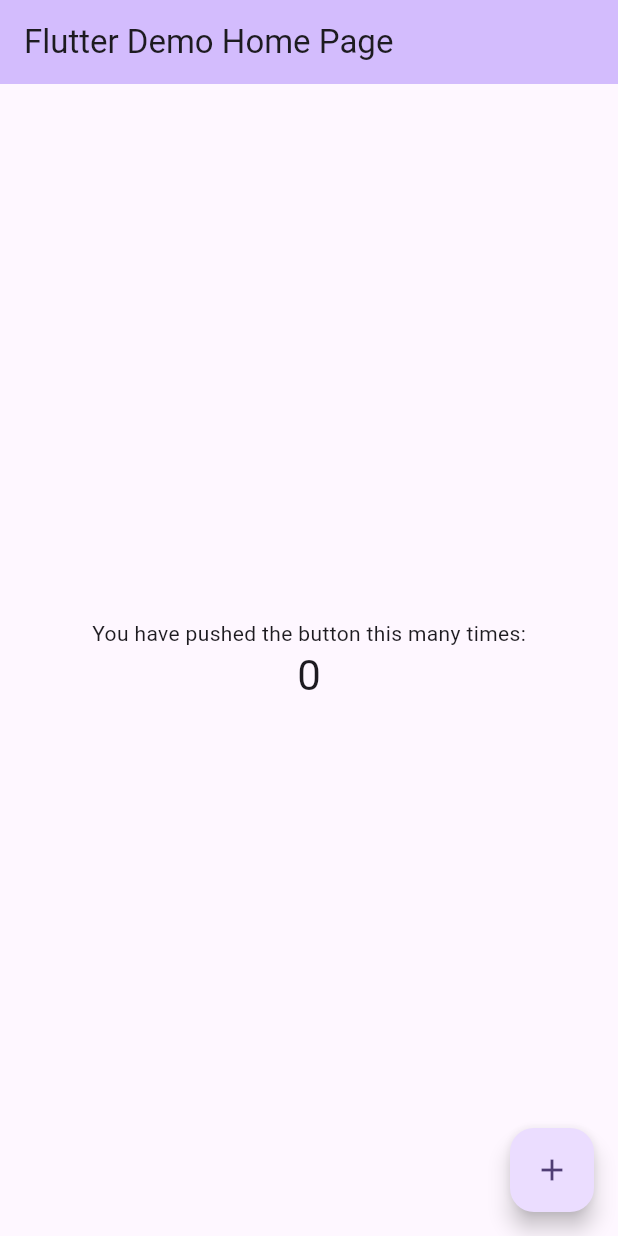
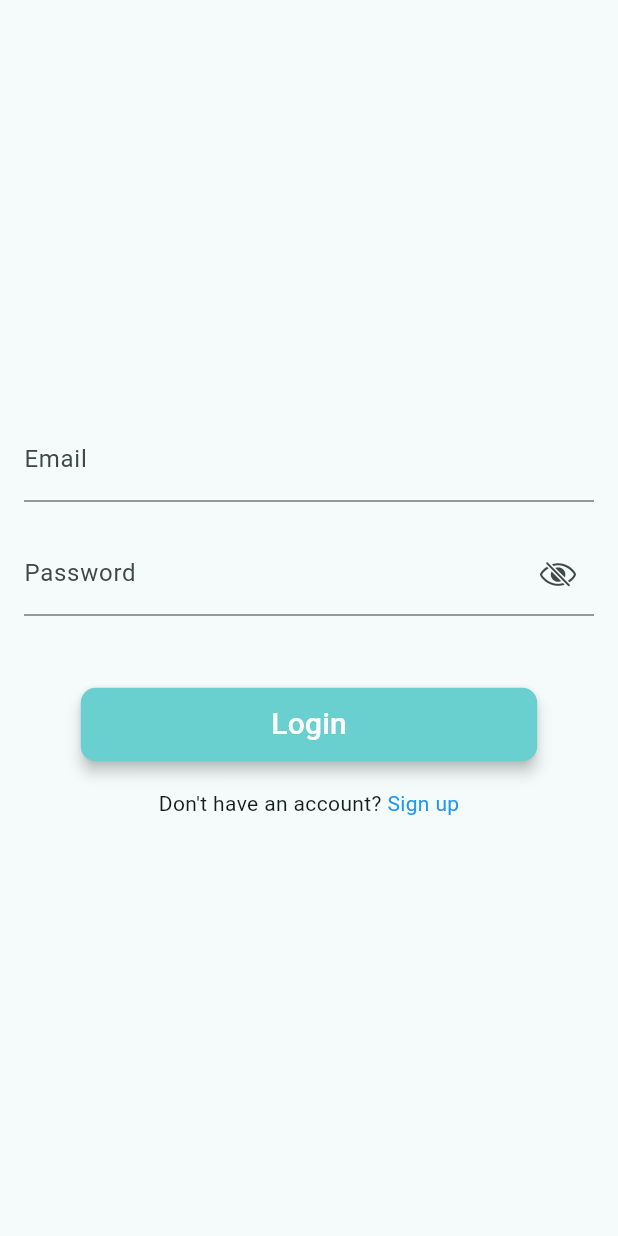
Before and after one commit to ACICT-DEPI/ONL1_SWD4_G1d-m--Fitness-Tracker-App, a Flutter app: the screen it shows after launch, on a phone screen of 412 x 824 dp. Run offline on Flutter 3.47's test engine with Material 3 defaults, Android fonts, the phone set to English and light mode, and no system bars; our stand-ins replace bloc, firebase_auth, firebase_core, flutter_bloc; accounts and stored records are empty.

Commit message:
Auth commit

```diff
--- a/lib/Auth/cubit/auth_cubit.dart
+++ b/lib/Auth/cubit/auth_cubit.dart
@@ -0,0 +1,60 @@
+import 'package:bloc/bloc.dart';
+import 'package:final_project/Auth/cubit/auth_states.dart';
+import 'package:firebase_auth/firebase_auth.dart';
+import 'package:flutter_bloc/flutter_bloc.dart';
+
+
+
+class AuthCubit extends Cubit<AuthState> {
+  final FirebaseAuth _auth = FirebaseAuth.instance;
+
+  AuthCubit() : super(AuthInitial());
+  static AuthCubit get(context)=> BlocProvider.of(context);
+
+  Future<void> signUpWithEmailAndPassword({
+    required String email,
+    required String password,
+  }) async {
+    emit(AuthLoading());
+    try {
+      await _auth.createUserWithEmailAndPassword(
+        email: email,
+        password: password,
+      );
+      emit(AuthSuccess());
+    } on FirebaseAuthException catch (e) {
+      emit(AuthError(e.message ?? 'An unknown error occurred'));
+    }
+  }
+
+  Future<void> signInWithEmailAndPassword({
+    required String email,
+    required String password,
+  }) async {
+    emit(AuthLoading());
+    try {
+      await _auth.signInWithEmailAndPassword(
+        email: email,
+        password: password,
+      );
+      emit(AuthSuccess());
+    } on FirebaseAuthException catch (e) {
+      print(e);
+      emit(AuthError(e.message ?? 'An unknown error occurred'));
+    }
+  }
+
+  Future<void> signOut() async {
+    emit(AuthLoading());
+    try {
+      await _auth.signOut();
+      emit(AuthSignedOut());
+    } on FirebaseAuthException catch (e) {
+      emit(AuthError(e.message ?? 'An unknown error occurred'));
+    }
+  }
+
+  Stream<User?> authStateChanges() {
+    return _auth.authStateChanges();
+  }
+}
--- a/lib/Auth/cubit/auth_states.dart
+++ b/lib/Auth/cubit/auth_states.dart
@@ -0,0 +1,18 @@
+abstract class AuthState {}
+
+class AuthInitial extends AuthState {}
+
+class AuthLoading extends AuthState {}
+
+class AuthSuccess extends AuthState {}
+
+class AuthError extends AuthState {
+  final String message;
+
+   AuthError(this.message);
+
+  @override
+  List<Object> get props => [message];
+}
+
+class AuthSignedOut extends AuthState {}
--- /dev/null
+++ b/lib/Auth/view/login_screen.dart
@@ -0,0 +1,95 @@
+import 'package:final_project/Auth/cubit/auth_cubit.dart';
+import 'package:final_project/Auth/cubit/auth_states.dart';
+import 'package:final_project/Auth/view/sign_up_screen.dart';
+import 'package:final_project/Auth/widgets/custom_Auth_button.dart';
+import 'package:final_project/Auth/widgets/custom_text_form_field.dart';
+import 'package:flutter/cupertino.dart';
+import 'package:flutter/material.dart';
+import 'package:flutter_bloc/flutter_bloc.dart';
+
+import 'home_screen.dart';
+
+class LoginScreen extends StatelessWidget {
+  LoginScreen({super.key});
+
+  var emailController = TextEditingController();
+  var passController = TextEditingController();
+  final _formKey = GlobalKey<FormState>();
+  @override
+  Widget build(BuildContext context) {
+    return BlocConsumer<AuthCubit, AuthState>(
+      listener: (context, state) {
+        if(state is AuthSuccess) {
+          Navigator.push(context, MaterialPageRoute(builder: (context) => HomeScreen(),));
+        }
+      },
+      builder: (context, state) => Scaffold(
+      body: Padding(
+        padding: const EdgeInsets.all(16.0),
+        child: Form(
+          key: _formKey,
+          child: Column(
+            mainAxisAlignment: MainAxisAlignment.center,
+            children: [
+              CustomTextFormField(
+                  keyboardType: TextInputType.emailAddress,
+                  controller: emailController,
+                  decoration: const InputDecoration(labelText: 'Email'),
+                  validator: (value) {
+                    if (value == null || value.isEmpty) {
+                      return 'Please enter your email';
+                    }
+                    if (!value.contains('@') || !value.contains('.')) {
+                      return 'Please enter a valid email';
+                    }
+                    return null;
+                  }),
+              const SizedBox(height: 20),
+              CustomTextFormField(
+                keyboardType: TextInputType.visiblePassword,
+                controller: passController,
+                decoration: const InputDecoration(
+                    labelText: 'Password',
+                  suffixIcon: Icon(CupertinoIcons.eye_slash),
+                ),
+                validator: (value) {
+                    if (value == null || value.isEmpty) {
+                      return 'Please enter your password';
+                    }
+                    if (value.length < 8) {
+                      return 'Password is too short';
+                    }
+                    return null;
+                  },
+                obscure: true,
+              ),
+              const SizedBox(height: 30),
+              CustomAuthButton(
+                text: "Login",
+                  onPressed: () {
+                    if (_formKey.currentState!.validate()) {
+                      AuthCubit.get(context).signInWithEmailAndPassword(
+                          email: emailController.text,
+                          password: passController.text);
+                    }
+                  },
+                ),
+              Row(
+                mainAxisAlignment: MainAxisAlignment.center,
+                children: [
+                  Text("Don't have an account? "),
+                  InkWell(
+                    onTap: (){
+                      Navigator.push(context, MaterialPageRoute(builder:  (context) => SignUpScreen(),));
+                    },
+                      child: Text("Sign up", style: TextStyle(color: Colors.blue),))
+                ],
+              ),
+            ],
+          ),
+        ),
+      ),
+    ),
+    );
+  }
+}
--- /dev/null
+++ b/lib/Auth/widgets/custom_Auth_button.dart
@@ -0,0 +1,38 @@
+import 'package:final_project/core/color.dart';
+import 'package:flutter/material.dart';
+
+class CustomAuthButton extends StatelessWidget {
+  CustomAuthButton({super.key,
+    required this.text,
+    required this.onPressed
+  });
+
+  late String text;
+  void Function()? onPressed;
+
+  @override
+  Widget build(BuildContext context) {
+    return Padding(
+      padding: const EdgeInsets.symmetric(vertical: 18.0),
+      child: ElevatedButton(
+          onPressed: onPressed,
+          child: Padding(
+            padding: EdgeInsets.symmetric(vertical: 10,
+                horizontal: MediaQuery.of(context).size.width / 4),
+            child: Text(text,
+              style: TextStyle(
+                  color: Colors.white,
+                fontSize: 20
+              ),),
+          ),
+        style: ElevatedButton.styleFrom(
+          backgroundColor: primary,
+          elevation: 4,
+            shape:  const RoundedRectangleBorder(
+                borderRadius: BorderRadius.all(Radius.circular(10)),
+            ),
+        ),
+      ),
+    );
+  }
+}
--- /dev/null
+++ b/lib/Auth/widgets/custom_text_form_field.dart
@@ -0,0 +1,27 @@
+import 'package:flutter/material.dart';
+
+class CustomTextFormField extends StatelessWidget {
+  CustomTextFormField({super.key,
+    required this.keyboardType,
+    required this.controller,
+    required this.decoration,
+    required this.validator,
+    this.obscure = false,
+  });
+  var controller;
+  TextInputType keyboardType;
+  InputDecoration decoration;
+  String? Function(dynamic value) validator;
+  bool obscure;
+
+  @override
+  Widget build(BuildContext context) {
+    return TextFormField(
+      controller: controller,
+      keyboardType: keyboardType,
+      decoration: decoration,
+      validator: validator,
+      obscureText: obscure,
+    );
+  }
+}
--- /dev/null
+++ b/lib/core/color.dart
@@ -0,0 +1,5 @@
+import 'dart:ui';
+
+import 'package:flutter/material.dart';
+
+Color primary =  const Color(0xff69cfcf);
--- a/lib/main.dart
+++ b/lib/main.dart
@@ -1,6 +1,17 @@
+import 'package:final_project/Auth/cubit/auth_cubit.dart';
+import 'package:final_project/Auth/view/login_screen.dart';
+import 'package:firebase_core/firebase_core.dart';
 import 'package:flutter/material.dart';
+import 'package:flutter_bloc/flutter_bloc.dart';
+import 'core/color.dart';
+import 'firebase_options.dart';
 
-void main() {
+
+void main() async{
+  WidgetsFlutterBinding.ensureInitialized();
+  await Firebase.initializeApp(
+    options: DefaultFirebaseOptions.currentPlatform,
+  );
   runApp(const MyApp());
 }
 
@@ -10,116 +21,16 @@
   // This widget is the root of your application.
   @override
   Widget build(BuildContext context) {
-    return MaterialApp(
+    return BlocProvider(create: (context) => AuthCubit(),
+      child: MaterialApp(
       title: 'Flutter Demo',
+      debugShowCheckedModeBanner: false,
       theme: ThemeData(
-        // This is the theme of your application.
-        //
-        // TRY THIS: Try running your application with "flutter run". You'll see
-        // the application has a purple toolbar. Then, without quitting the app,
-        // try changing the seedColor in the colorScheme below to Colors.green
-        // and then invoke "hot reload" (save your changes or press the "hot
-        // reload" button in a Flutter-supported IDE, or press "r" if you used
-        // the command line to start the app).
-        //
-        // Notice that the counter didn't reset back to zero; the application
-        // state is not lost during the reload. To reset the state, use hot
-        // restart instead.
-        //
-        // This works for code too, not just values: Most code changes can be
-        // tested with just a hot reload.
-        colorScheme: ColorScheme.fromSeed(seedColor: Colors.deepPurple),
+        colorScheme: ColorScheme.fromSeed(seedColor: primary),
         useMaterial3: true,
       ),
-      home: const MyHomePage(title: 'Flutter Demo Home Page'),
+      home: LoginScreen(),
+    ),
     );
   }
 }
-
-class MyHomePage extends StatefulWidget {
-  const MyHomePage({super.key, required this.title});
-
-  // This widget is the home page of your application. It is stateful, meaning
-  // that it has a State object (defined below) that contains fields that affect
-  // how it looks.
-
-  // This class is the configuration for the state. It holds the values (in this
-  // case the title) provided by the parent (in this case the App widget) and
-  // used by the build method of the State. Fields in a Widget subclass are
-  // always marked "final".
-
-  final String title;
-
-  @override
-  State<MyHomePage> createState() => _MyHomePageState();
-}
-
-class _MyHomePageState extends State<MyHomePage> {
-  int _counter = 0;
-
-  void _incrementCounter() {
-    setState(() {
-      // This call to setState tells the Flutter framework that something has
-      // changed in this State, which causes it to rerun the build method below
-      // so that the display can reflect the updated values. If we changed
-      // _counter without calling setState(), then the build method would not be
-      // called again, and so nothing would appear to happen.
-      _counter++;
-    });
-  }
-
-  @override
-  Widget build(BuildContext context) {
-    // This method is rerun every time setState is called, for instance as done
-    // by the _incrementCounter method above.
-    //
-    // The Flutter framework has been optimized to make rerunning build methods
-    // fast, so that you can just rebuild anything that needs updating rather
-    // than having to individually change instances of widgets.
-    return Scaffold(
-      appBar: AppBar(
-        // TRY THIS: Try changing the color here to a specific color (to
-        // Colors.amber, perhaps?) and trigger a hot reload to see the AppBar
-        // change color while the other colors stay the same.
-        backgroundColor: Theme.of(context).colorScheme.inversePrimary,
-        // Here we take the value from the MyHomePage object that was created by
-        // the App.build method, and use it to set our appbar title.
-        title: Text(widget.title),
-      ),
-      body: Center(
-        // Center is a layout widget. It takes a single child and positions it
-        // in the middle of the parent.
-        child: Column(
-          // Column is also a layout widget. It takes a list of children and
-          // arranges them vertically. By default, it sizes itself to fit its
-          // children horizontally, and tries to be as tall as its parent.
-          //
-          // Column has various properties to control how it sizes itself and
-          // how it positions its children. Here we use mainAxisAlignment to
-          // center the children vertically; the main axis here is the vertical
-          // axis because Columns are vertical (the cross axis would be
-          // horizontal).
-          //
-          // TRY THIS: Invoke "debug painting" (choose the "Toggle Debug Paint"
-          // action in the IDE, or press "p" in the console), to see the
-          // wireframe for each widget.
-          mainAxisAlignment: MainAxisAlignment.center,
-          children: <Widget>[
-            const Text(
-              'You have pushed the button this many times:',
-            ),
-            Text(
-              '$_counter',
-              style: Theme.of(context).textTheme.headlineMedium,
-            ),
-          ],
-        ),
-      ),
-      floatingActionButton: FloatingActionButton(
-        onPressed: _incrementCounter,
-        tooltip: 'Increment',
-        child: const Icon(Icons.add),
-      ), // This trailing comma makes auto-formatting nicer for build methods.
-    );
-  }
-}
--- a/pubspec.yaml
+++ b/pubspec.yaml
@@ -35,6 +35,11 @@ dependencies:
   # The following adds the Cupertino Icons font to your application.
   # Use with the CupertinoIcons class for iOS style icons.
   cupertino_icons: ^1.0.8
+  bloc: ^8.1.4
+  firebase_core: ^3.5.0
+  firebase_database: ^11.1.3
+  firebase_auth: ^5.3.0
+  flutter_bloc: ^8.1.6
 
 dev_dependencies:
   flutter_test:
```
Also changed, not shown: lib/Auth/view/home_screen.dart (added, +20 -0 lines), lib/Auth/view/sign_up_screen.dart (added, +129 -0 lines), firebase.json (added), lib/firebase_options.dart (added), pubspec.lock, 7 other files.
